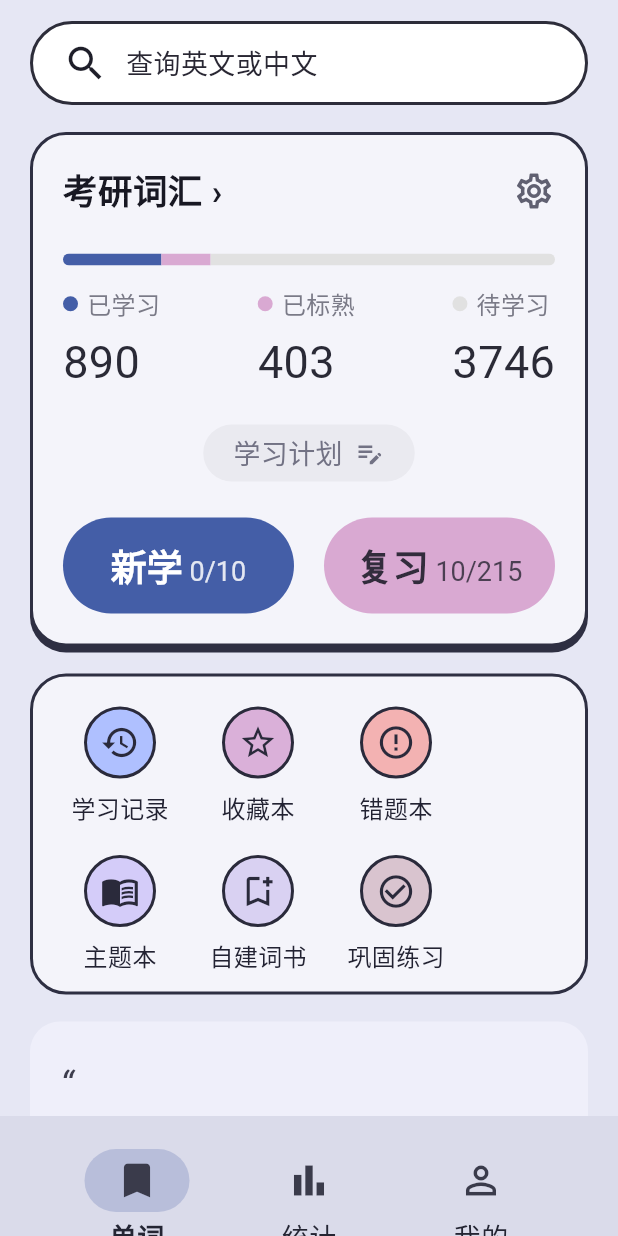
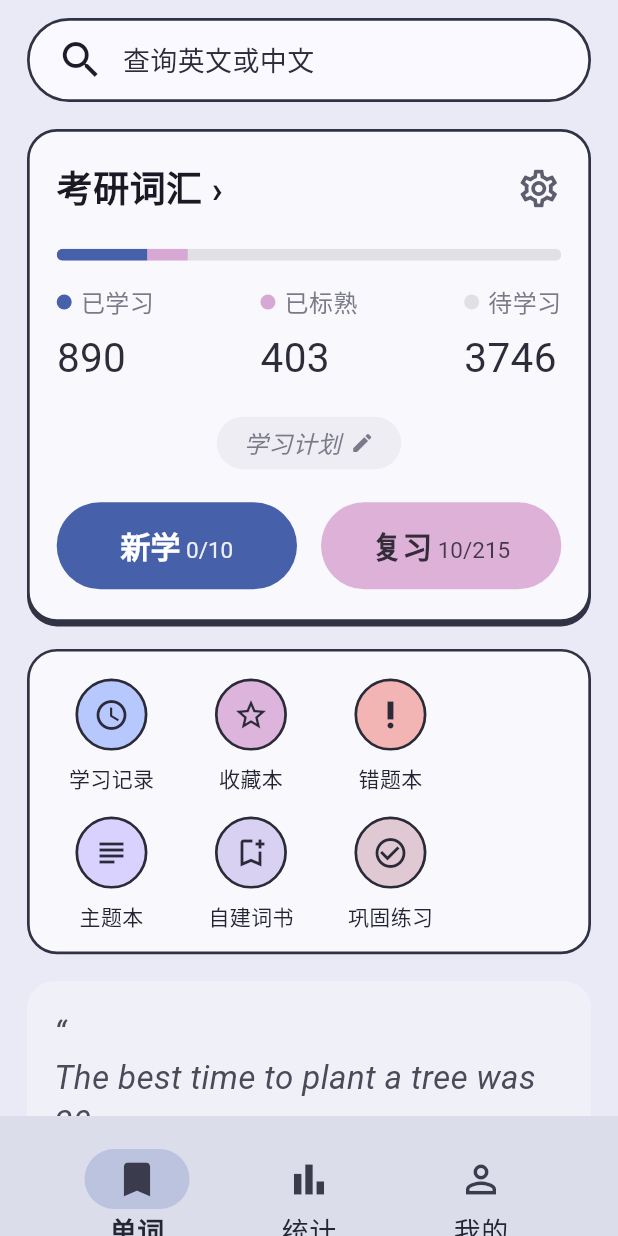
Before and after one commit to LinShaoHong/vide-codex, a Flutter app: the screen it shows after launch, on a phone screen of 412 x 824 dp. Run offline on Flutter 3.47's test engine with Material 3 defaults, Android fonts, the phone set to English and light mode, and no system bars; Roboto replaces fonts that are missing (NotoSansSC).

Commit message:
feat: implement flutter vocabulary home page layout

```diff
--- a/lib/main.dart
+++ b/lib/main.dart
@@ -12,8 +12,8 @@ class VocabApp extends StatelessWidget {
     return MaterialApp(
       debugShowCheckedModeBanner: false,
       theme: ThemeData(
+        scaffoldBackgroundColor: const Color(0xFFE9EAF6),
         fontFamily: 'NotoSansSC',
-        scaffoldBackgroundColor: const Color(0xFFE6E7F4),
       ),
       home: const VocabularyHomePage(),
     );
@@ -28,59 +28,58 @@ class VocabularyHomePage extends StatelessWidget {
     return Scaffold(
       body: SafeArea(
         child: SingleChildScrollView(
-          padding: const EdgeInsets.symmetric(horizontal: 20, vertical: 14),
+          padding: const EdgeInsets.fromLTRB(18, 12, 18, 12),
           child: Column(
-            crossAxisAlignment: CrossAxisAlignment.stretch,
             children: [
-              _searchBar(),
+              _buildSearchBar(),
               const SizedBox(height: 18),
-              _studyCard(),
+              _buildMainCard(),
               const SizedBox(height: 18),
-              _toolsCard(),
+              _buildToolCard(),
               const SizedBox(height: 18),
-              _quoteCard(),
-              const SizedBox(height: 26),
+              _buildQuoteCard(),
             ],
           ),
         ),
       ),
-      bottomNavigationBar: _bottomNavigation(),
+      bottomNavigationBar: _buildBottomBar(),
     );
   }
 
-  Widget _searchBar() {
+  Widget _buildSearchBar() {
     return Container(
       height: 56,
-      padding: const EdgeInsets.symmetric(horizontal: 20),
+      padding: const EdgeInsets.symmetric(horizontal: 18),
       decoration: BoxDecoration(
-        color: Colors.white,
+        color: const Color(0xFFF9F9FF),
         borderRadius: BorderRadius.circular(28),
-        border: Border.all(color: const Color(0xFF2D2D3A), width: 2),
+        border: Border.all(color: const Color(0xFF313345), width: 1.8),
       ),
       child: const Row(
         children: [
-          Icon(Icons.search, size: 30, color: Color(0xFF1E1E29)),
+          Icon(Icons.search, size: 32, color: Color(0xFF1D1D2A)),
           SizedBox(width: 12),
           Text(
             '查询英文或中文',
-            style: TextStyle(fontSize: 36 / 2, color: Color(0xFF292733)),
+            style: TextStyle(fontSize: 18, color: Color(0xFF2D2C38)),
           ),
         ],
       ),
     );
   }
 
-  Widget _studyCard() {
+  Widget _buildMainCard() {
     return Container(
-      padding: const EdgeInsets.all(20),
+      width: double.infinity,
+      padding: const EdgeInsets.fromLTRB(18, 20, 18, 20),
       decoration: BoxDecoration(
-        color: const Color(0xFFF4F4FA),
-        borderRadius: BorderRadius.circular(24),
-        border: Border.all(color: const Color(0xFF2E2F42), width: 2),
+        color: const Color(0xFFF8F8FD),
+        borderRadius: BorderRadius.circular(20),
+        border: Border.all(color: const Color(0xFF313345), width: 1.8),
         boxShadow: const [
           BoxShadow(
-            color: Color(0xFF2E2F42),
-            offset: Offset(0, 4),
+            color: Color(0xFF313345),
+            offset: Offset(0, 3),
           ),
         ],
       ),
@@ -93,70 +92,77 @@ class VocabularyHomePage extends StatelessWidget {
               Text(
                 '考研词汇 ›',
                 style: TextStyle(
-                  fontSize: 46 / 2,
+                  fontSize: 24,
                   fontWeight: FontWeight.w700,
-                  color: Color(0xFF181823),
+                  color: Color(0xFF1B1A24),
                 ),
               ),
-              Icon(Icons.settings_outlined, size: 28, color: Color(0xFF606071)),
+              Icon(Icons.settings_outlined, size: 30, color: Color(0xFF5D5D6E)),
             ],
           ),
-          const SizedBox(height: 24),
+          const SizedBox(height: 22),
           ClipRRect(
-            borderRadius: BorderRadius.circular(4),
+            borderRadius: BorderRadius.circular(6),
             child: Row(
-              children: [
-                Expanded(flex: 20, child: _BarSegment(color: Color(0xFF445EA7))),
-                Expanded(flex: 10, child: _BarSegment(color: Color(0xFFD9A9D2))),
-                Expanded(flex: 70, child: _BarSegment(color: Color(0xFFE1E1E1))),
+              children: const [
+                Expanded(flex: 18, child: _ProgressSegment(color: Color(0xFF4660A9))),
+                Expanded(flex: 8, child: _ProgressSegment(color: Color(0xFFD7A8D3))),
+                Expanded(flex: 74, child: _ProgressSegment(color: Color(0xFFE1E1E4))),
               ],
             ),
           ),
-          const SizedBox(height: 14),
+          const SizedBox(height: 16),
           const Row(
             mainAxisAlignment: MainAxisAlignment.spaceBetween,
             children: [
-              _StatBlock(label: '已学习', value: '890', dotColor: Color(0xFF445EA7)),
-              _StatBlock(label: '已标熟', value: '403', dotColor: Color(0xFFD9A9D2)),
-              _StatBlock(label: '待学习', value: '3746', dotColor: Color(0xFFE1E1E1)),
+              _StatInfo(label: '已学习', value: '890', dot: Color(0xFF4660A9)),
+              _StatInfo(label: '已标熟', value: '403', dot: Color(0xFFD7A8D3)),
+              _StatInfo(label: '待学习', value: '3746', dot: Color(0xFFE1E1E4)),
             ],
           ),
           const SizedBox(height: 20),
           Center(
             child: Container(
-              padding: const EdgeInsets.symmetric(horizontal: 20, vertical: 6),
+              padding: const EdgeInsets.symmetric(horizontal: 18, vertical: 6),
               decoration: BoxDecoration(
-                color: const Color(0xFFEAEAF0),
-                borderRadius: BorderRadius.circular(20),
+                color: const Color(0xFFEDEDF3),
+                borderRadius: BorderRadius.circular(18),
               ),
               child: const Row(
                 mainAxisSize: MainAxisSize.min,
                 children: [
-                  Text('学习计划', style: TextStyle(fontSize: 18, color: Color(0xFF727284))),
-                  SizedBox(width: 8),
-                  Icon(Icons.edit_note, size: 20, color: Color(0xFF727284)),
+                  Text(
+                    '学习计划',
+                    style: TextStyle(
+                      color: Color(0xFF7A7A89),
+                      fontSize: 16,
+                      fontStyle: FontStyle.italic,
+                    ),
+                  ),
+                  SizedBox(width: 6),
+                  Icon(Icons.edit, size: 16, color: Color(0xFF7A7A89)),
                 ],
               ),
             ),
           ),
-          const SizedBox(height: 24),
+          const SizedBox(height: 22),
           const Row(
             children: [
               Expanded(
-                child: _ActionButton(
-                  label: '新学',
-                  count: '0/10',
-                  color: Color(0xFF445EA7),
+                child: _ActionChip(
+                  title: '新学',
+                  subtitle: '0/10',
+                  bgColor: Color(0xFF4660A9),
                   textColor: Colors.white,
                 ),
               ),
-              SizedBox(width: 20),
+              SizedBox(width: 16),
               Expanded(
-                child: _ActionButton(
-                  label: '复习',
-                  count: '10/215',
-                  color: Color(0xFFD9A9D2),
-                  textColor: Color(0xFF322C3C),
+                child: _ActionChip(
+                  title: '复习',
+                  subtitle: '10/215',
+                  bgColor: Color(0xFFDDB1D8),
+                  textColor: Color(0xFF342C39),
                 ),
               ),
             ],
@@ -166,44 +172,45 @@ class VocabularyHomePage extends StatelessWidget {
     );
   }
 
-  Widget _toolsCard() {
-    final items = [
-      ('学习记录', Icons.history, Color(0xFFAFC0FF)),
-      ('收藏本', Icons.star_border, Color(0xFFDAB0D9)),
-      ('错题本', Icons.error_outline, Color(0xFFF3B2B2)),
-      ('主题本', Icons.menu_book_outlined, Color(0xFFD4CCF9)),
-      ('自建词书', Icons.bookmark_add_outlined, Color(0xFFD9D1F2)),
-      ('巩固练习', Icons.check_circle_outline, Color(0xFFD9C4CF)),
+  Widget _buildToolCard() {
+    final tools = <({String label, IconData icon, Color color})>[
+      (label: '学习记录', icon: Icons.access_time, color: const Color(0xFFB7C8FF)),
+      (label: '收藏本', icon: Icons.star_outline, color: const Color(0xFFDDB4DC)),
+      (label: '错题本', icon: Icons.priority_high, color: const Color(0xFFF3B5B4)),
+      (label: '主题本', icon: Icons.subject, color: const Color(0xFFD9D2FF)),
+      (label: '自建词书', icon: Icons.bookmark_add_outlined, color: const Color(0xFFD9D1F2)),
+      (label: '巩固练习', icon: Icons.check_circle_outline, color: const Color(0xFFE1C9D3)),
     ];
 
     return Container(
-      padding: const EdgeInsets.fromLTRB(16, 20, 16, 12),
+      width: double.infinity,
+      padding: const EdgeInsets.fromLTRB(12, 18, 12, 14),
       decoration: BoxDecoration(
-        color: const Color(0xFFF4F4FA),
-        borderRadius: BorderRadius.circular(24),
-        border: Border.all(color: const Color(0xFF2E2F42), width: 2),
+        color: const Color(0xFFF8F8FD),
+        borderRadius: BorderRadius.circular(20),
+        border: Border.all(color: const Color(0xFF313345), width: 1.8),
       ),
       child: Wrap(
         spacing: 8,
-        runSpacing: 20,
-        children: items
+        runSpacing: 16,
+        children: tools
             .map(
               (item) => SizedBox(
-                width: 84,
+                width: 85,
                 child: Column(
                   children: [
                     Container(
                       width: 48,
                       height: 48,
                       decoration: BoxDecoration(
-                        color: item.$3,
-                        borderRadius: BorderRadius.circular(24),
-                        border: Border.all(color: const Color(0xFF2A2A3B), width: 2),
+                        color: item.color,
+                        shape: BoxShape.circle,
+                        border: Border.all(color: const Color(0xFF2A2A39), width: 1.8),
                       ),
-                      child: Icon(item.$2, size: 26, color: const Color(0xFF2A2A3B)),
+                      child: Icon(item.icon, color: const Color(0xFF2A2A39), size: 24),
                     ),
                     const SizedBox(height: 8),
-                    Text(item.$1, style: const TextStyle(fontSize: 16, color: Color(0xFF222232))),
+                    Text(item.label, style: const TextStyle(fontSize: 14, color: Color(0xFF242432))),
                   ],
                 ),
               ),
@@ -213,12 +220,13 @@ class VocabularyHomePage extends StatelessWidget {
     );
   }
 
-  Widget _quoteCard() {
+  Widget _buildQuoteCard() {
     return Container(
-      padding: const EdgeInsets.fromLTRB(20, 24, 20, 20),
+      width: double.infinity,
+      padding: const EdgeInsets.fromLTRB(18, 20, 18, 18),
       decoration: BoxDecoration(
-        color: const Color(0xFFEFEFFA),
-        borderRadius: BorderRadius.circular(20),
+        color: const Color(0xFFF0F0F9),
+        borderRadius: BorderRadius.circular(18),
       ),
       child: const Column(
         crossAxisAlignment: CrossAxisAlignment.start,
@@ -226,35 +234,32 @@ class VocabularyHomePage extends StatelessWidget {
           Text(
             '“\nThe best time to plant a tree was 20 years\nago. The second best time is now.\n',
             style: TextStyle(
-              fontSize: 25,
               fontStyle: FontStyle.italic,
-              height: 1.4,
-              color: Color(0xFF3D3D4D),
+              fontSize: 22,
+              height: 1.35,
+              color: Color(0xFF4A4A59),
             ),
           ),
           Text(
-            '种树的最好时间是二十年前，其次是现在。',
-            style: TextStyle(
-              fontSize: 17,
-              color: Color(0xFF9A9AAA),
-            ),
+            '│ 种树的最好时间是二十年前，其次是现在。',
+            style: TextStyle(fontSize: 16, color: Color(0xFFAAAAB7)),
           ),
         ],
       ),
     );
   }
 
-  Widget _bottomNavigation() {
+  Widget _buildBottomBar() {
     return BottomAppBar(
-      color: const Color(0xFFDADBEA),
+      color: const Color(0xFFDCDDEB),
       child: Padding(
         padding: const EdgeInsets.fromLTRB(18, 10, 18, 10),
         child: Row(
           mainAxisAlignment: MainAxisAlignment.spaceAround,
           children: const [
-            _BottomItem(label: '单词', icon: Icons.bookmark, active: true),
-            _BottomItem(label: '统计', icon: Icons.bar_chart),
-            _BottomItem(label: '我的', icon: Icons.person_outline),
+            _NavButton(label: '单词', icon: Icons.bookmark, active: true),
+            _NavButton(label: '统计', icon: Icons.bar_chart),
+            _NavButton(label: '我的', icon: Icons.person_outline),
           ],
         ),
       ),
@@ -262,8 +267,8 @@ class VocabularyHomePage extends StatelessWidget {
   }
 }
 
-class _BarSegment extends StatelessWidget {
-  const _BarSegment({required this.color});
+class _ProgressSegment extends StatelessWidget {
+  const _ProgressSegment({required this.color});
 
   final Color color;
 
@@ -273,12 +278,12 @@ class _BarSegment extends StatelessWidget {
   }
 }
 
-class _StatBlock extends StatelessWidget {
-  const _StatBlock({required this.label, required this.value, required this.dotColor});
+class _StatInfo extends StatelessWidget {
+  const _StatInfo({required this.label, required this.value, required this.dot});
 
   final String label;
   final String value;
-  final Color dotColor;
+  final Color dot;
 
   @override
   Widget build(BuildContext context) {
@@ -290,54 +295,54 @@ class _StatBlock extends StatelessWidget {
             Container(
               width: 10,
               height: 10,
-              decoration: BoxDecoration(color: dotColor, shape: BoxShape.circle),
+              decoration: BoxDecoration(shape: BoxShape.circle, color: dot),
             ),
             const SizedBox(width: 6),
-            Text(label, style: const TextStyle(fontSize: 16, color: Color(0xFF7A7A87))),
+            Text(label, style: const TextStyle(fontSize: 16, color: Color(0xFF7B7B88))),
           ],
         ),
         const SizedBox(height: 6),
-        Text(value, style: const TextStyle(fontSize: 30, color: Color(0xFF2A2A36))),
+        Text(value, style: const TextStyle(fontSize: 54 / 2, color: Color(0xFF2D2D39))),
       ],
     );
   }
 }
 
-class _ActionButton extends StatelessWidget {
-  const _ActionButton({
-    required this.label,
-    required this.count,
-    required this.color,
+class _ActionChip extends StatelessWidget {
+  const _ActionChip({
+    required this.title,
+    required this.subtitle,
+    required this.bgColor,
     required this.textColor,
   });
 
-  final String label;
-  final String count;
-  final Color color;
+  final String title;
+  final String subtitle;
+  final Color bgColor;
   final Color textColor;
 
   @override
   Widget build(BuildContext context) {
     return Container(
-      height: 64,
-      decoration: BoxDecoration(color: color, borderRadius: BorderRadius.circular(32)),
+      height: 58,
+      decoration: BoxDecoration(
+        color: bgColor,
+        borderRadius: BorderRadius.circular(29),
+      ),
       child: Center(
         child: RichText(
           text: TextSpan(
+            style: TextStyle(color: textColor),
             children: [
               TextSpan(
-                text: label,
-                style: TextStyle(
-                  color: textColor,
-                  fontSize: 24,
-                  fontWeight: FontWeight.w700,
-                ),
+                text: title,
+                style: const TextStyle(fontSize: 24 / 1.2, fontWeight: FontWeight.w700),
               ),
               TextSpan(
-                text: ' $count',
+                text: ' $subtitle',
                 style: TextStyle(
-                  color: textColor.withValues(alpha: 0.85),
-                  fontSize: 18,
+                  fontSize: 15,
+                  color: textColor.withValues(alpha: 0.9),
                 ),
               ),
             ],
@@ -348,8 +353,8 @@ class _ActionButton extends StatelessWidget {
   }
 }
 
-class _BottomItem extends StatelessWidget {
-  const _BottomItem({required this.label, required this.icon, this.active = false});
+class _NavButton extends StatelessWidget {
+  const _NavButton({required this.label, required this.icon, this.active = false});
 
   final String label;
   final IconData icon;
@@ -362,19 +367,19 @@ class _BottomItem extends StatelessWidget {
       children: [
         Container(
           width: 70,
-          height: 42,
+          height: 40,
           decoration: BoxDecoration(
-            color: active ? const Color(0xFFB8BEDA) : Colors.transparent,
-            borderRadius: BorderRadius.circular(21),
+            color: active ? const Color(0xFFBCC3DF) : Colors.transparent,
+            borderRadius: BorderRadius.circular(20),
           ),
-          child: Icon(icon, size: 30, color: const Color(0xFF3A3B4B)),
+          child: Icon(icon, size: 30, color: const Color(0xFF3A3B4C)),
         ),
-        const SizedBox(height: 4),
+        const SizedBox(height: 2),
         Text(
           label,
           style: TextStyle(
             fontSize: 18,
-            color: const Color(0xFF242533),
+            color: const Color(0xFF252635),
             fontWeight: active ? FontWeight.w700 : FontWeight.w500,
           ),
         ),
```
